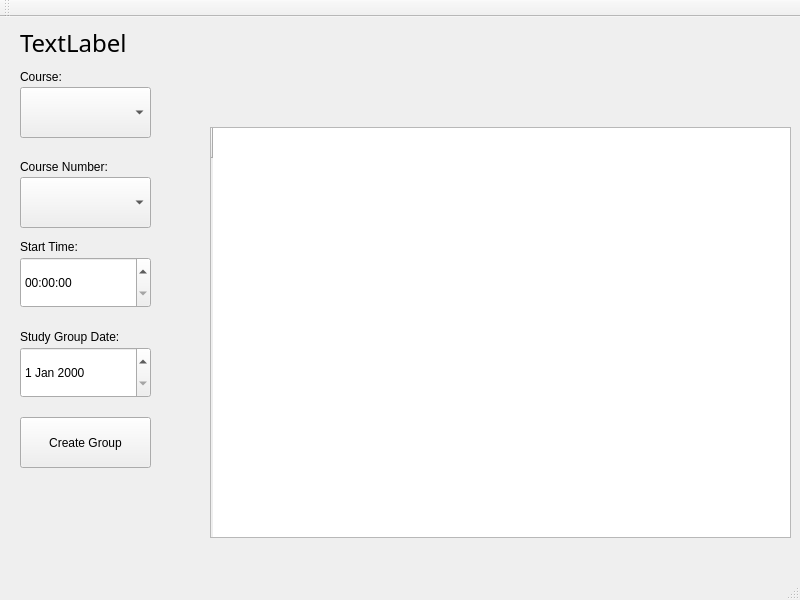
The window that StudyGroupFormer/AppWindow.ui (vu035/StudyGroupApp) describes before a commit, drawn with Qt 5.
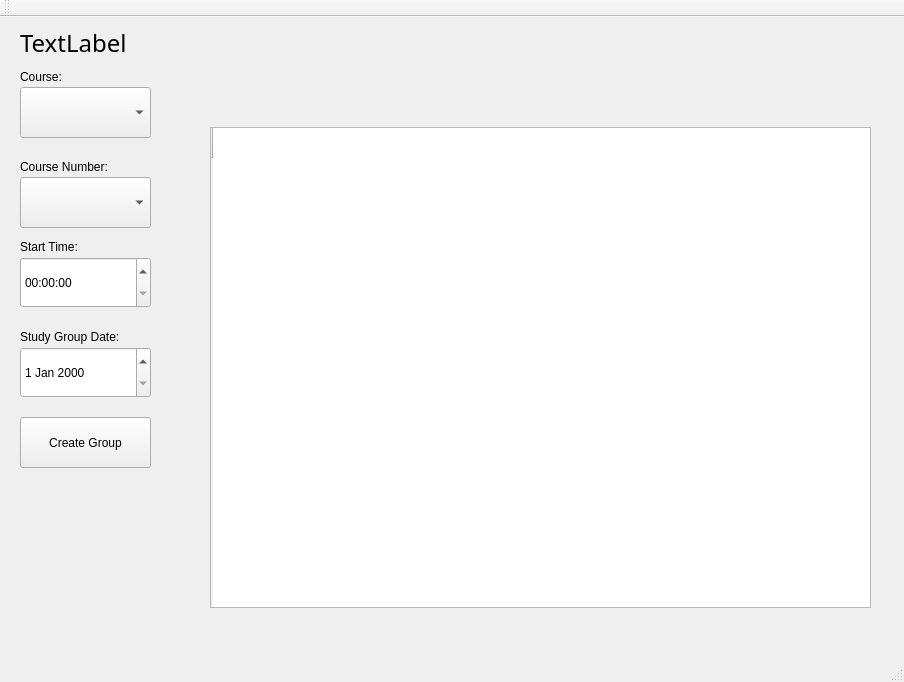
The same window after the commit.

Commit message: Removed column numbers on QTableWidget, made an entire row selectable, and made the table non-editable

Patch:
```diff
--- a/StudyGroupFormer/AppWindow.ui
+++ b/StudyGroupFormer/AppWindow.ui
@@ -6,8 +6,8 @@
    <rect>
     <x>0</x>
     <y>0</y>
-    <width>800</width>
-    <height>600</height>
+    <width>904</width>
+    <height>682</height>
    </rect>
   </property>
   <property name="windowTitle">
@@ -146,8 +146,8 @@
      <rect>
       <x>210</x>
       <y>110</y>
-      <width>581</width>
-      <height>411</height>
+      <width>661</width>
+      <height>481</height>
      </rect>
     </property>
     <row>
```
Left out of the diff: 2 changed lines with no effect on the pictures. The commit also changes 1 other file.
